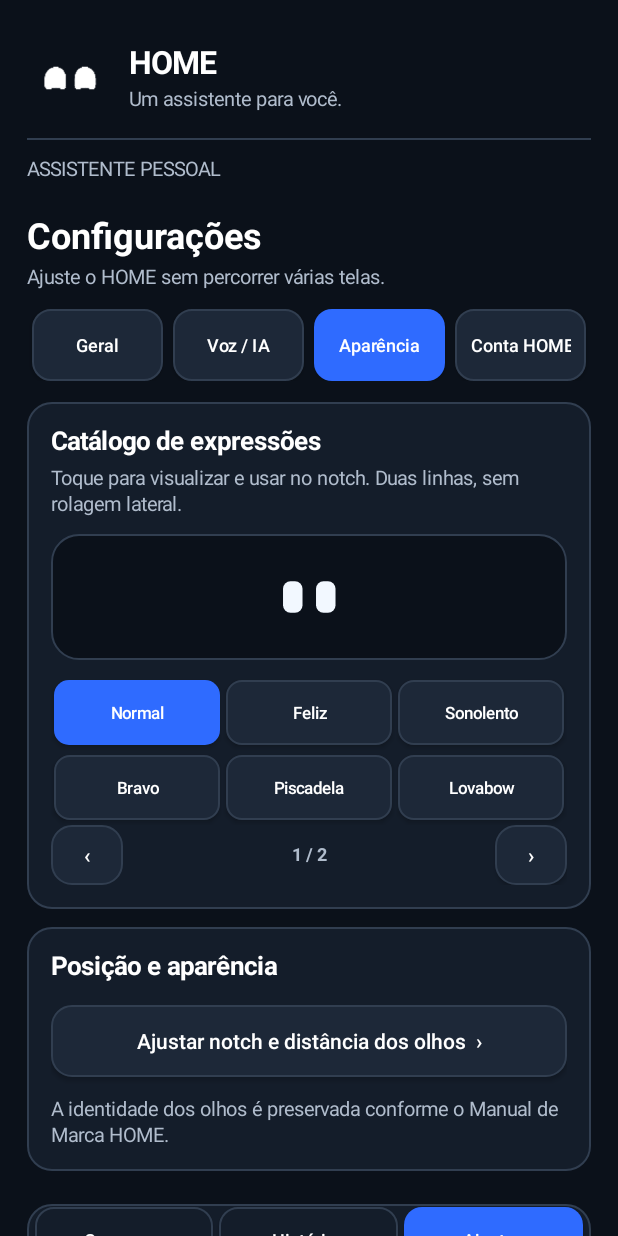
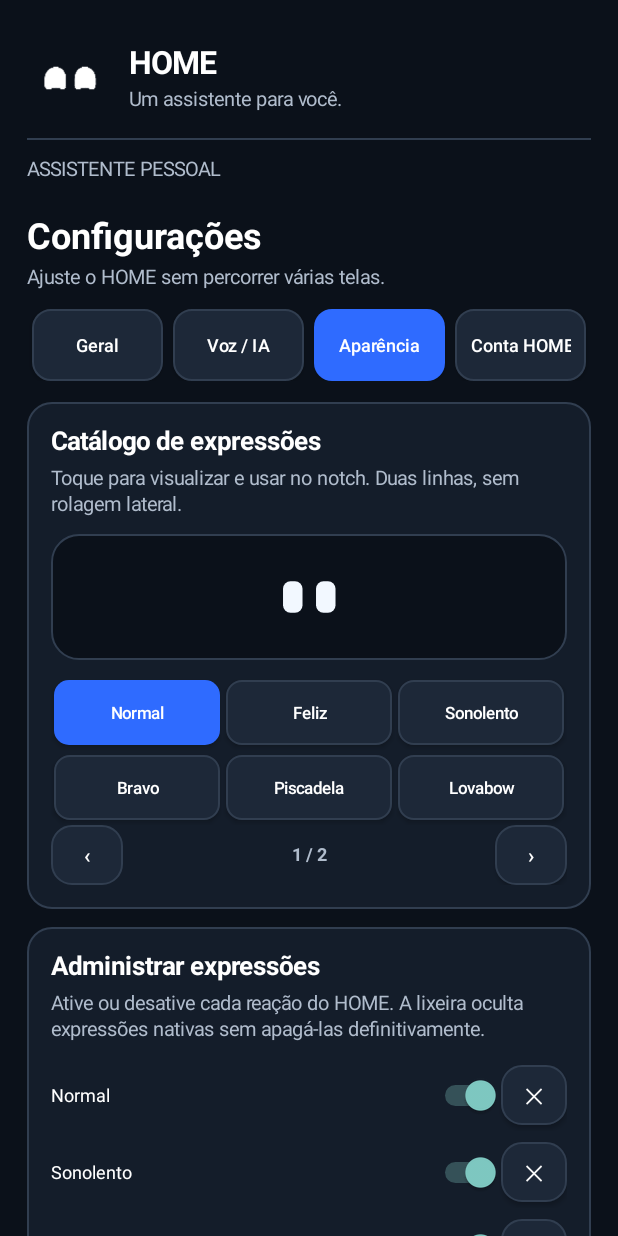
Before and after one commit to aqnoeu/home, an Android app: the screen it shows after launch (MainActivity), after a tap on "Aparência", on a phone screen of 412 x 824 dp. Run offline under Robolectric (Android 15) with nearby library versions, the phone set to English and light mode, and no system bars; network calls fail; pictures from the network do not load; 2 other taps on this screen came first.

Commit message:
feat(android): expression manager with individual switches, hide and restore

```diff
--- a/android/app/src/main/java/com/aqnoeu/home/MainActivity.java
+++ b/android/app/src/main/java/com/aqnoeu/home/MainActivity.java
@@ -979,6 +979,29 @@ public final class MainActivity extends Activity {
         face.addView(selector);
     }
 
+    private void addEmotionSwitch(LinearLayout section,String label,String key){
+        LinearLayout line=new LinearLayout(this);
+        line.setOrientation(LinearLayout.HORIZONTAL);
+        line.setGravity(Gravity.CENTER_VERTICAL);
+        Switch toggle=new Switch(this);
+        toggle.setText(label);
+        toggle.setTextColor(WHITE);
+        toggle.setTextSize(12);
+        toggle.setChecked(HomeEmotion.enabled(this,key));
+        toggle.setOnCheckedChangeListener((button,checked)->{
+            HomeEmotion.setEnabled(this,key,checked);
+            if(Settings.canDrawOverlays(this))refreshNotch();
+        });
+        line.addView(toggle,new LinearLayout.LayoutParams(0,dp(48),1));
+        Button hide=button("✕",false,()->{
+            HomeEmotion.setEnabled(this,key,false);
+            toggle.setChecked(false);
+            statusMessage(label+" ocultada. Você pode reativá-la a qualquer momento.");
+        });
+        hide.setContentDescription("Desativar expressão "+label);
+        line.addView(hide,new LinearLayout.LayoutParams(dp(44),dp(40)));
+        add(section,line,0,3);
+    }
     private void settingsAppearance(){
         android.content.SharedPreferences prefs=getSharedPreferences("home",MODE_PRIVATE);
         LinearLayout face=card("Catálogo de expressões","Toque para visualizar e usar no notch. Duas linhas, sem rolagem lateral.");
@@ -990,6 +1013,29 @@ public final class MainActivity extends Activity {
         preview.bottomMargin=dp(10);
         face.addView(eyes,preview);
         addExpressionPicker(face,eyes,prefs);
+        LinearLayout manager=card("Administrar expressões",
+            "Ative ou desative cada reação do HOME. A lixeira oculta expressões nativas sem apagá-las definitivamente.");
+        String[] nativeLabels=EyesView.EXPRESSION_LABELS;
+        String[] nativeKeys=EyesView.EXPRESSION_KEYS;
+        for(int i=0;i<nativeLabels.length;i++){
+            final String key=nativeKeys[i];
+            final String label=nativeLabels[i];
+            // Feliz and Normal have different shapes but share the neutral base state.
+            if(i==1)continue;
+            addEmotionSwitch(manager,label,key);
+        }
+        String[] situationalLabels={"Carregando","Bateria fraca","Economia de energia",
+            "Durante a conversa (verde)","Ouvindo (verde)","Falando"};
+        String[] situationalKeys={"carregando","bateria_baixa","economia",
+            "conversa","escutando","falando"};
+        for(int i=0;i<situationalKeys.length;i++)
+            addEmotionSwitch(manager,situationalLabels[i],situationalKeys[i]);
+        action(manager,"Restaurar todas as expressões",false,()->{
+            for(String key:nativeKeys)HomeEmotion.setEnabled(this,key,true);
+            for(String key:situationalKeys)HomeEmotion.setEnabled(this,key,true);
+            if(Settings.canDrawOverlays(this))refreshNotch();
+            showSettings("Aparência");
+        });
         LinearLayout setup=card("Posição e aparência",null);
         action(setup,"Ajustar notch e distância dos olhos  ›",false,this::showEditor);
         add(setup,note("A identidade dos olhos é preservada conforme o Manual de Marca HOME."),6,0);
```
